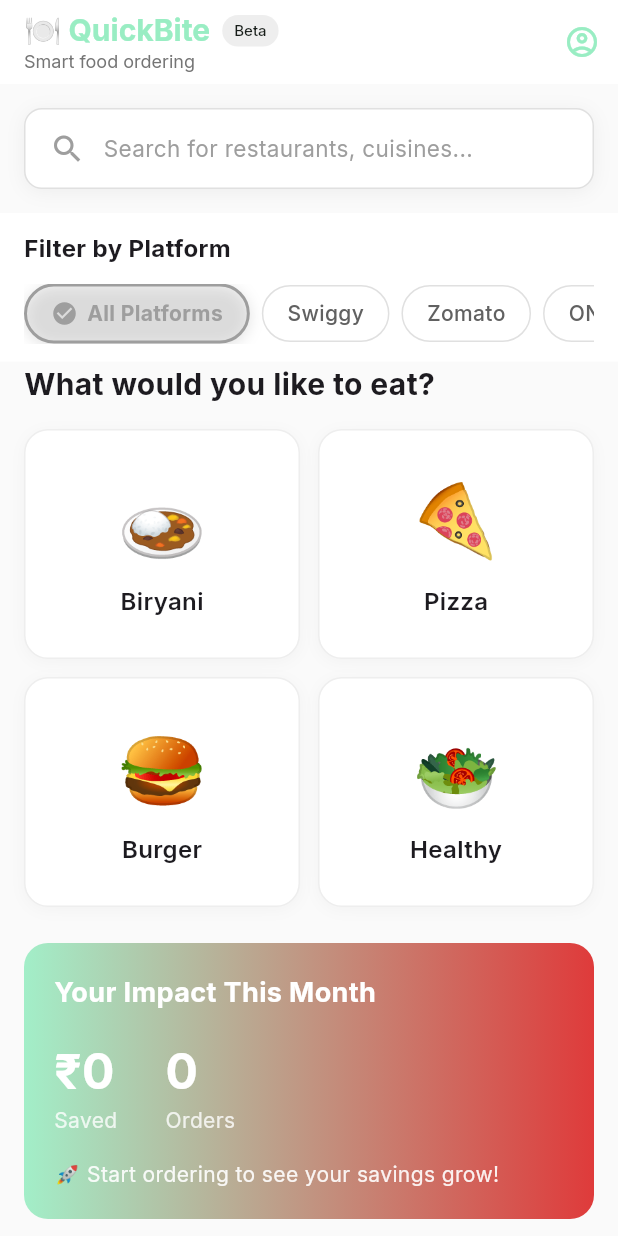
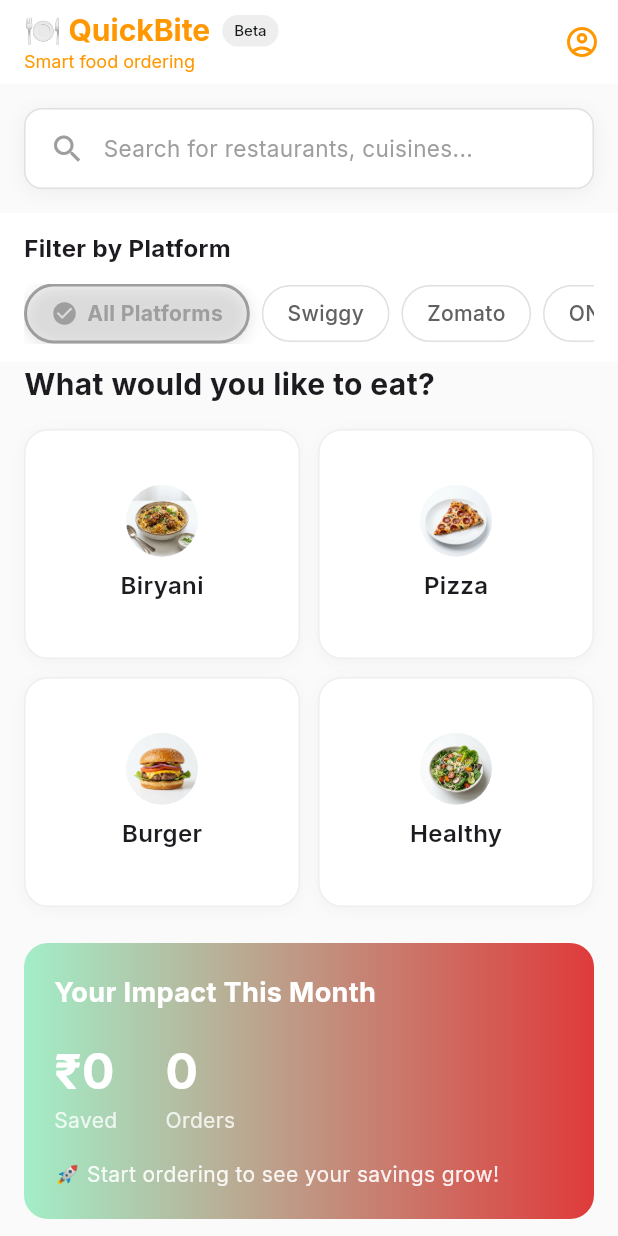
Before and after one commit to kaustub-lade/quickbite, a Flutter app: the HomeScreen screen opened directly, on a phone screen of 412 x 824 dp. Run offline on Flutter 3.47's test engine with Material 3 defaults, Android fonts, the light colour scheme and no system bars; our stand-ins replace flutter_dotenv, geolocator, google_fonts, google_sign_in, introduction_screen, permission_handler and 2 more; accounts and stored records are empty; network calls fail.

Commit message:
UI: Update heading colors to orange and replace emoji categories with high-quality localized images

```diff
--- a/mobile/lib/screens/home_screen.dart
+++ b/mobile/lib/screens/home_screen.dart
@@ -218,7 +218,7 @@ class _HomeScreenState extends State<HomeScreen> {
                       const Text(
                         '🍽️ QuickBite',
                         style: TextStyle(
-                          color: Color(0xFF99EDC3),
+                          color: Colors.orange,
                           fontWeight: FontWeight.bold,
                           fontSize: 20,
                         ),
@@ -239,13 +239,13 @@ class _HomeScreenState extends State<HomeScreen> {
                   ),
                   Text(
                     'Smart food ordering',
-                    style: TextStyle(fontSize: 12, color: Colors.grey.shade600),
+                    style: TextStyle(fontSize: 12, color: Colors.orange),
                   ),
                 ],
               ),
               actions: [
                 IconButton(
-                  icon: const Icon(Icons.account_circle_outlined, color: Color(0xFF99EDC3)),
+                  icon: const Icon(Icons.account_circle_outlined, color: Colors.orange),
                   onPressed: () {
                     Navigator.push(
                       context,
@@ -701,9 +701,14 @@ class _HomeScreenState extends State<HomeScreen> {
                           child: Column(
                             mainAxisAlignment: MainAxisAlignment.center,
                             children: [
-                              Text(
-                                category['emoji']!,
-                                style: const TextStyle(fontSize: 48),
+                              ClipRRect(
+                                borderRadius: BorderRadius.circular(24),
+                                child: Image.asset(
+                                  'assets/images/${category['value']}.png',
+                                  height: 48,
+                                  width: 48,
+                                  fit: BoxFit.cover,
+                                ),
                               ),
                               const SizedBox(height: 8),
                               Text(
--- a/mobile/pubspec.yaml
+++ b/mobile/pubspec.yaml
@@ -47,3 +47,4 @@ flutter:
 
   assets:
     - .env
+    - assets/images/
```
Also changed, not shown: mobile/assets/images/biryani.png (added), mobile/assets/images/burger.png (added), mobile/assets/images/healthy.png (added), mobile/assets/images/pizza.png (added).
